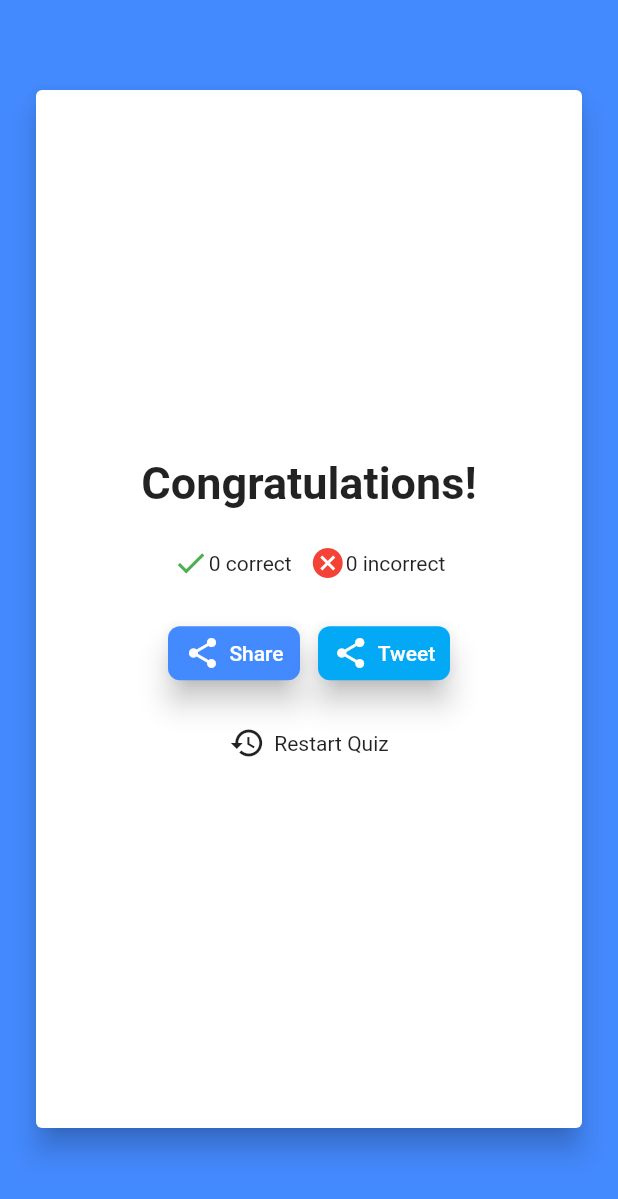
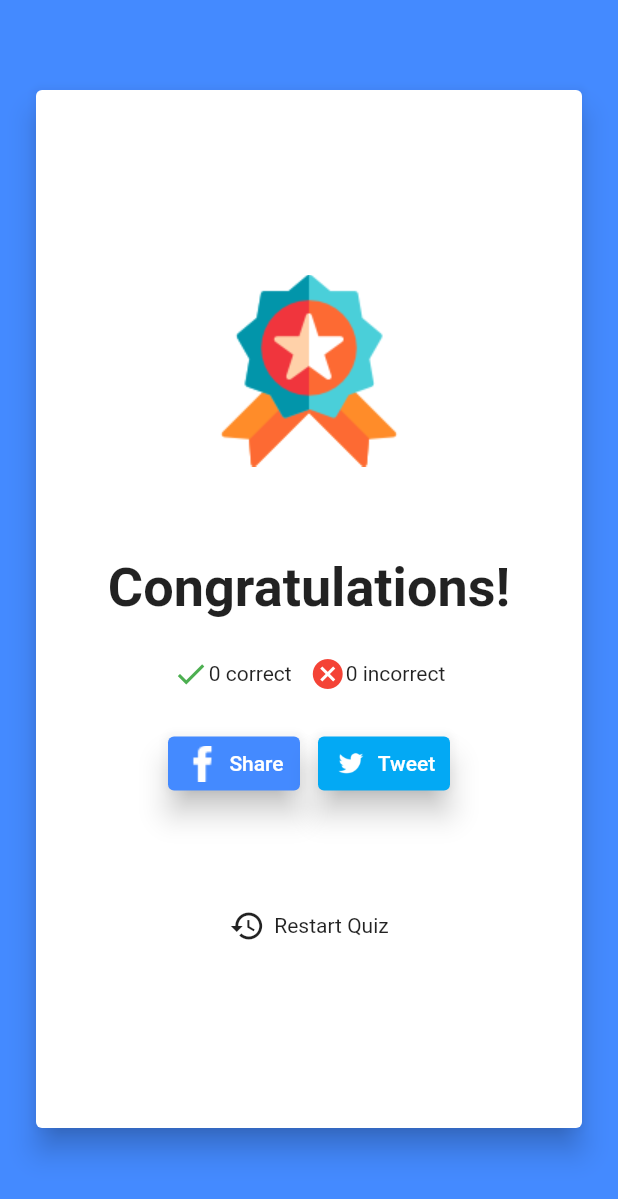
Before and after one commit to thedejifab/quizapp, a Flutter app: the Review widget shown alone on an empty page, opened directly with empty values, on a phone screen of 412 x 824 dp. Shown: the top 1199 px of the screen. Run offline on Flutter 3.47's test engine with Material 2 defaults, Android fonts, the phone set to English and light mode, and no system bars; network calls fail.

Commit message:
Updated review UI and fixed bug on scoring final question

```diff
--- a/lib/model/quiz.dart
+++ b/lib/model/quiz.dart
@@ -1,6 +1,5 @@
 import 'dart:convert';
 
-import 'package:graphql_flutter/graphql_flutter.dart';
 import 'package:http/http.dart' as http;
 
 class Quiz {
@@ -22,7 +21,7 @@ class Quiz {
 
 Future<List<Quiz>> getQuizes() async {
   String endPoint =
-      'https://opentdb.com/api.php?amount=5&category=9&difficulty=easy&type=multiple';
+      'https://opentdb.com/api.php?amount=10&category=9&difficulty=easy&type=multiple';
   final response =
       await http.get(endPoint, headers: {"Accept": "application/json"});
 
--- a/lib/pages/review.dart
+++ b/lib/pages/review.dart
@@ -1,4 +1,5 @@
 import 'package:flutter/material.dart';
+import 'package:grapql_bloc/pages/questions.dart';
 
 class Review extends StatelessWidget {
   final int score;
@@ -7,7 +8,6 @@ class Review extends StatelessWidget {
 
   @override
   Widget build(BuildContext context) {
-    // TODO: implement build
     return Container(
       color: Colors.blueAccent,
       child: Card(
@@ -18,12 +18,38 @@ class Review extends StatelessWidget {
           mainAxisAlignment: MainAxisAlignment.center,
           crossAxisAlignment: CrossAxisAlignment.center,
           children: <Widget>[
+            Image.asset(
+              "assets/trophy.png",
+            ),
+            SizedBox(height: 60.0),
             Text(
               "Congratulations!",
-              style: TextStyle(fontSize: 30.0, fontWeight: FontWeight.w600),
+              style: TextStyle(fontSize: 36.0, fontWeight: FontWeight.w600),
             ),
             SizedBox(height: 24.0),
+            scoreAnalysis(score, questionsCount),
+            SizedBox(height: 24.0),
             Row(
+              mainAxisAlignment: MainAxisAlignment.center,
+              children: <Widget>[
+                shareButton(Colors.blueAccent, "Share", "assets/facebook.png"),
+                SizedBox(width: 12.0),
+                shareButton(Colors.lightBlue, "Tweet", "assets/twitter.png"),
+              ],
+            ),
+            SizedBox(height: 72.0),
+            restartButton(context),
+          ],
+        ),
+      ),
+    );
+  }
+}
+
+Widget markAndIcon() {}
+
+Widget scoreAnalysis(int score, int questionsCount) {
+  return Row(
     mainAxisAlignment: MainAxisAlignment.center,
     children: <Widget>[
       Icon(
@@ -38,59 +64,45 @@ class Review extends StatelessWidget {
       ),
       Text("${questionsCount - score} incorrect"),
     ],
-            ),
-            SizedBox(height: 24.0),
-            Row(
-              mainAxisAlignment: MainAxisAlignment.center,
-              children: <Widget>[
-                RaisedButton(
-                  shape: RoundedRectangleBorder(
-                      borderRadius: BorderRadius.circular(8.0)),
+  );
+}
+
+Widget shareButton(Color color, String action, String imageData) {
+  return RaisedButton(
+    shape: RoundedRectangleBorder(borderRadius: BorderRadius.circular(4.0)),
     elevation: 8.0,
     padding: EdgeInsets.all(0.0),
     onPressed: () {},
-                  color: Colors.blueAccent,
+    color: color,
     child: Row(
       children: <Widget>[
-                      Icon(
-                        Icons.share,
+        Container(
+          height: 24,
+          width: 24,
+          child: Image(
             color: Colors.white,
+            image: AssetImage(imageData),
+          ),
         ),
         SizedBox(width: 6.0),
         Text(
-                        "Share",
+          action,
           style: TextStyle(color: Colors.white),
         ),
       ],
     ),
-                ),
-                SizedBox(width: 12.0),
-                RaisedButton(
-                  shape: RoundedRectangleBorder(
-                      borderRadius: BorderRadius.circular(8.0)),
-                  elevation: 8.0,
-                  padding: EdgeInsets.all(0.0),
-                  onPressed: () {},
-                  color: Colors.lightBlue,
-                  child: Row(
-                    children: <Widget>[
-                      Icon(
-                        Icons.share,
-                        color: Colors.white,
-                      ),
-                      SizedBox(width: 6.0),
-                      Text(
-                        "Tweet",
-                        style: TextStyle(color: Colors.white),
-                      ),
-                    ],
-                  ),
-                )
-              ],
-            ),
-            SizedBox(height: 24.0),
-            InkWell(
-              onTap: () {},
+  );
+}
+
+
+Widget restartButton(BuildContext context) {
+  return InkWell(
+    onTap: () {
+      Navigator.of(context)
+          .pushReplacement(MaterialPageRoute(builder: (BuildContext context) {
+        return Questions();
+      }));
+    },
     child: Row(
       mainAxisAlignment: MainAxisAlignment.center,
       children: <Widget>[
@@ -99,10 +111,5 @@ class Review extends StatelessWidget {
         Text("Restart Quiz"),
       ],
     ),
-            )
-          ],
-        ),
-      ),
   );
 }
-}
--- a/lib/widgets/question.dart
+++ b/lib/widgets/question.dart
@@ -1,7 +1,4 @@
 import 'package:flutter/material.dart';
-
-import 'package:grapql_bloc/widgets/option.dart';
-import 'package:grapql_bloc/pages/questions.dart';
 
 String selectedOption;
 class BuildQuestions extends StatefulWidget {
--- a/pubspec.yaml
+++ b/pubspec.yaml
@@ -41,6 +41,10 @@ flutter:
   # To add assets to your application, add an assets section, like this:
   assets:
    - assets/next.png
+   - assets/twitter.png
+   - assets/facebook.png
+   - assets/trophy.png
+
   #  - images/a_dot_ham.jpeg
 
   # An image asset can refer to one or more resolution-specific "variants", see
```
Also changed, not shown: lib/pages/questions.dart (+75 -24 lines), assets/facebook.png (added), assets/trophy.png (added), assets/twitter.png (added). Lines whose indentation alone changed are shown as unchanged.
